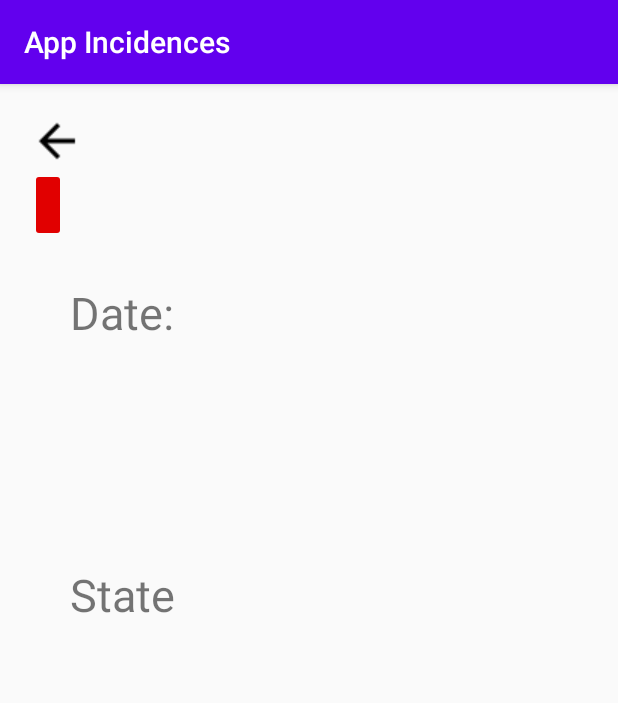
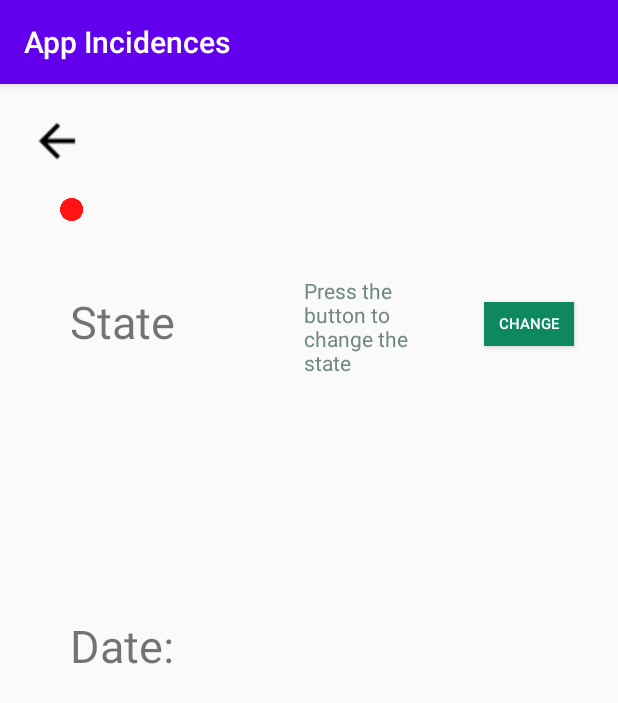
Before and after one commit to klitna/AppIncidencias-SQL, an Android app: the IncidenceInfoActivity screen opened directly, with no data from a screen before it, on a phone screen of 412 x 824 dp. Shown: the top 703 px of the screen. Run offline under Robolectric (Android 15) with nearby library versions, the phone set to English and light mode, and no system bars.

Commit message:
state change more or less

```diff
--- a/app/src/main/java/com/example/myapplication/IncidenceInfoActivity.java
+++ b/app/src/main/java/com/example/myapplication/IncidenceInfoActivity.java
@@ -1,10 +1,14 @@
 package com.example.myapplication;
 
 import androidx.appcompat.app.AppCompatActivity;
+import androidx.core.content.ContextCompat;
 
 import android.content.Intent;
 import android.database.sqlite.SQLiteDatabase;
 import android.os.Bundle;
+import android.view.View;
+import android.widget.Button;
+import android.widget.ImageView;
 import android.widget.TextView;
 
 import com.example.myapplication.DB.IncidenciaDBHelper;
@@ -21,15 +25,18 @@ public class IncidenceInfoActivity extends AppCompatActivity {
 
         dbHelper = new IncidenciaDBHelper(getApplicationContext());
         db = dbHelper.getWritableDatabase();
-        ArrayList<Incidence> inci =  dbHelper.getAllIncidences(db);
+        final ArrayList<Incidence> inci =  dbHelper.getAllIncidences(db);
         String name="";
         String date="";
         String urgence = "";
-        String id="";
+        int id = 0;
 
         TextView nameTextView = findViewById(R.id.incidenceInfoTitle);
         TextView dateTextView = findViewById(R.id.dateIncidenceActivity);
         TextView urgenceTextView = findViewById(R.id.urgenceIncidenceActivity);
+        final TextView stateTextView = findViewById(R.id.stateIncidenceActivity);
+        final ImageView stateImage = findViewById(R.id.stateCircleInfo);
+        Button changeState = findViewById(R.id.changeStateButton);
 
         final Intent i = getIntent();
         Bundle extra = i.getExtras();
@@ -37,9 +44,38 @@ public class IncidenceInfoActivity extends AppCompatActivity {
             name = extra.getString("name");
             date = extra.getString("date");
             urgence = extra.getString("urgence");
+            id = Integer.parseInt(extra.getString("id"));
         }
         nameTextView.setText(name);
         dateTextView.setText(getString(R.string.date)+": "+ date);
         urgenceTextView.setText(urgence);
+
+
+        final int finalId = id;
+        changeState.setOnClickListener(new View.OnClickListener() {
+            @Override
+            public void onClick(View v) {
+                int state=inci.get(finalId).getState();
+                state++;
+                if(state>2)
+                    state=0;
+                inci.get(finalId).setState(state);
+                dbHelper.changeState(db, inci.get(finalId));
+                stateTextView.setText(getString(R.string.state)+": "+state);
+                switch(state){
+                    case(0):stateImage.setImageDrawable(ContextCompat.getDrawable(getApplicationContext(), R.drawable.red_circle));
+                    break;
+                    case(1):stateImage.setImageDrawable(ContextCompat.getDrawable(getApplicationContext(), R.drawable.orange_circle));
+
+                    break;
+                    case(2):stateImage.setImageDrawable(ContextCompat.getDrawable(getApplicationContext(), R.drawable.green_circle));
+
+                    break;
+                    default:stateImage.setImageDrawable(ContextCompat.getDrawable(getApplicationContext(), R.drawable.red_circle));
+
+                    break;
+                }
+            }
+        });
     }
 }
--- a/app/src/main/res/layout/activity_incidence_info.xml
+++ b/app/src/main/res/layout/activity_incidence_info.xml
@@ -14,12 +14,14 @@
             android:background="@drawable/arrow_back"
             />
 
-        <ImageButton
-            android:id="@+id/stateColor"
-            android:layout_height="49dp"
+        <ImageView
+            android:id="@+id/stateCircleInfo"
+            android:layout_width="15dp"
+            android:layout_height="15dp"
             android:layout_row="1"
             android:layout_column="0"
-            android:backgroundTint="@color/red" />
+            android:layout_margin="30px"
+            android:background="@drawable/red_circle" />
 
         <TextView
             android:id="@+id/incidenceInfoTitle"
@@ -35,7 +37,7 @@
 
         <TextView
             android:id="@+id/dateIncidenceActivity"
-            android:layout_row="2"
+            android:layout_row="4"
             android:layout_column="0"
             android:text="@string/date"
             android:layout_margin="40px"
@@ -53,11 +55,33 @@
 
         <TextView
             android:id="@+id/stateIncidenceActivity"
-            android:layout_row="4"
+            android:layout_width="129dp"
+            android:layout_row="2"
             android:layout_column="0"
+            android:layout_margin="40px"
             android:text="@string/state"
-            android:layout_margin="40px"
-            android:textSize="45px"
-            />
+            android:textSize="45px" />
+
+        <TextView
+            android:id="@+id/changeStateTextView"
+            android:layout_width="100dp"
+            android:layout_height="105dp"
+            android:layout_row="2"
+            android:layout_column="1"
+            android:text="@string/pressToChangeState"
+            android:textColor="@color/grey" />
+
+        <Button
+            android:id="@+id/changeStateButton"
+            android:layout_width="60dp"
+            android:layout_height="29dp"
+            android:layout_row="2"
+            android:layout_column="2"
+            android:text="@string/change"
+            android:textColor="@color/white"
+            android:textSize="10dp"
+            android:layout_margin="30px"
+            android:background="@color/customBlue"
+            android:gravity="center" />
     </GridLayout>
 </androidx.constraintlayout.widget.ConstraintLayout>
--- a/app/src/main/res/values/strings.xml
+++ b/app/src/main/res/values/strings.xml
@@ -32,4 +32,8 @@
     <string name="pending">Pending</string>
     <string name="assigned">Assigned</string>
     <string name="resolved">Resolved</string>
+    <!-- TODO: Remove or change this placeholder text -->
+    <string name="hello_blank_fragment">Hello blank fragment</string>
+    <string name="pressToChangeState">Press the button to change the state</string>
+    <string name="change">Change</string>
 </resources>
```
Also changed, not shown: app/src/main/java/com/example/myapplication/DB/IncidenciaDBHelper.java (+15 -0 lines), app/src/main/java/com/example/myapplication/RecyclerViewAdapter.java (+25 -10 lines), 2 other files.
